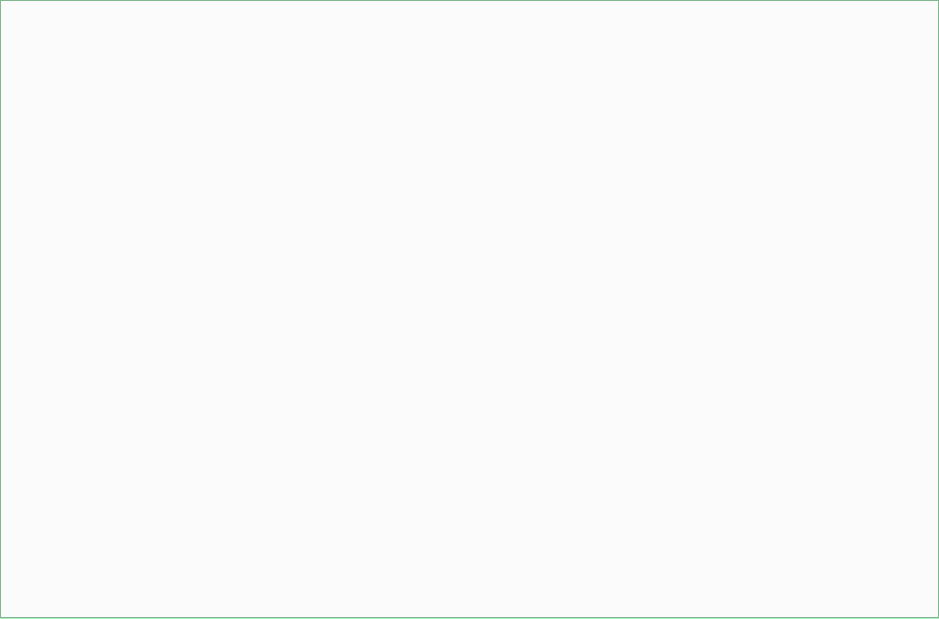
Old version of the form ui/stationtabwidget.ui in the repository afrankenthal/Monicelli.
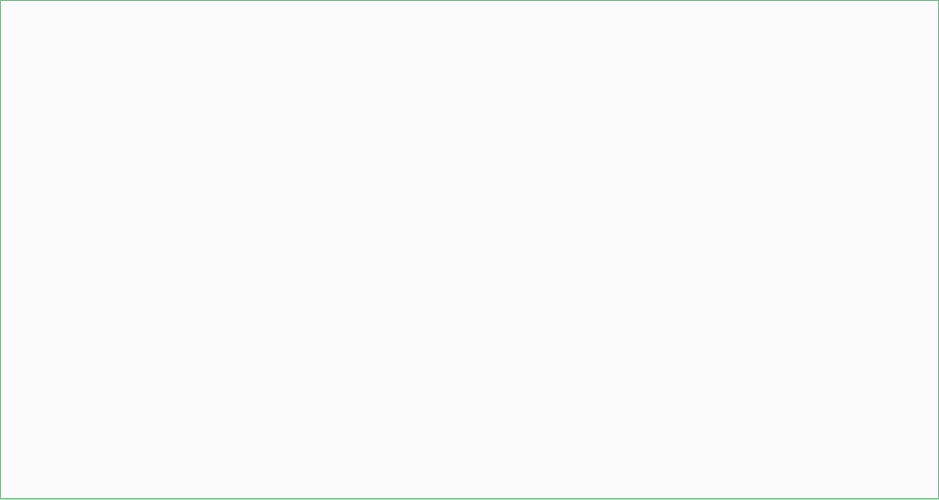
New version of the form.

The edit to the form file:
```diff
--- a/ui/stationtabwidget.ui
+++ b/ui/stationtabwidget.ui
@@ -7,7 +7,7 @@
     <x>0</x>
     <y>0</y>
     <width>939</width>
-    <height>619</height>
+    <height>500</height>
    </rect>
   </property>
   <property name="palette">
```
